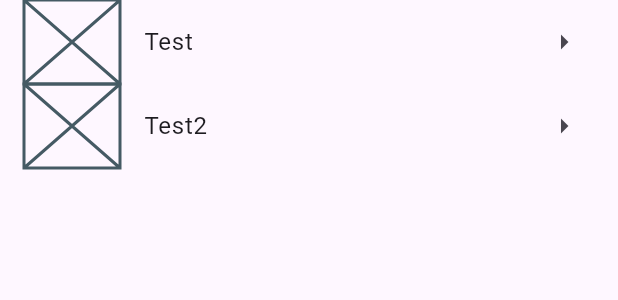
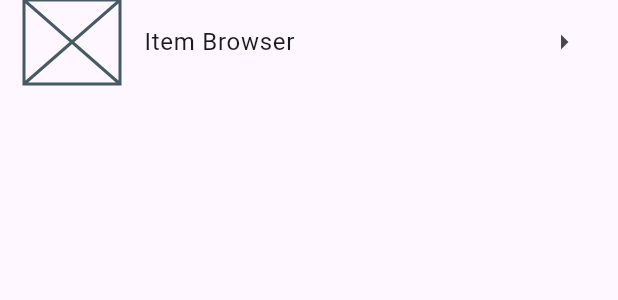
Before and after one commit to LastMinuteName/EveOnlineMarketApp, a Flutter app: the MarketFragment widget shown alone on an empty page, opened directly, on a phone screen of 412 x 824 dp. Shown: the top 300 px of the screen. Run offline on Flutter 3.47's test engine with Material 3 defaults, Android fonts, the phone set to English and light mode, and no system bars; our stand-ins replace sqflite; accounts and stored records are empty; generated files the repository leaves out were written again; statements that could not run were skipped.

Commit message:
added material page named routes and detailed_item_view_page

```diff
--- a/lib/home_page/home_page.dart
+++ b/lib/home_page/home_page.dart
@@ -1,6 +1,5 @@
 import 'package:flutter/material.dart';
 import 'package:flutter_gen/gen_l10n/app_localizations.dart';
-import 'package:provider/provider.dart';
 import 'package:eve_online_market_application/home_page/home_fragment.dart';
 import 'package:eve_online_market_application/home_page/market_fragment.dart';
 import 'package:eve_online_market_application/home_page/more_fragment.dart';
--- a/lib/home_page/market_fragment.dart
+++ b/lib/home_page/market_fragment.dart
@@ -1,5 +1,6 @@
 import 'package:eve_online_market_application/item_browser_page/item_browser_page.dart';
 import 'package:flutter/material.dart';
+import 'package:flutter_gen/gen_l10n/app_localizations.dart';
 
 class MarketFragment extends StatefulWidget{
   const MarketFragment({super.key});
@@ -19,7 +20,7 @@ class _MyMarketFragmentState extends State<MarketFragment>{
             height: 64,
             child: Placeholder(),
           ),
-          title: Text("Test"),
+          title: Text(AppLocalizations.of(context)!.itemBrowserPageTitle),
           trailing: Icon(Icons.arrow_right),
           onTap: (){
             Navigator.of(context).push(
@@ -29,15 +30,6 @@ class _MyMarketFragmentState extends State<MarketFragment>{
             );
           },
         ),
-        ListTile(
-          leading: SizedBox(
-            width: 64,
-            height: 64,
-            child: Placeholder(),
-          ),
-          title: Text("Test2"),
-          trailing: Icon(Icons.arrow_right),
-        ),
       ],
     );
   }
--- a/lib/l10n/app_en.arb
+++ b/lib/l10n/app_en.arb
@@ -8,5 +8,6 @@
   "homePageMarketTitle":  "Market",
   "homePageMoreTitle":  "More",
 
-  "itemBrowserPageTitle": "Item Browser"
+  "itemBrowserPageTitle": "Item Browser",
+  "itemBrowserPageSearchHint": "Search"
 }
```
Also changed, not shown: lib/detailed_item_view_page/detailed_item_view_page.dart (added, +34 -0 lines), lib/item_browser_page/item_browser_page.dart (+19 -9 lines), lib/main.dart (+6 -3 lines).
